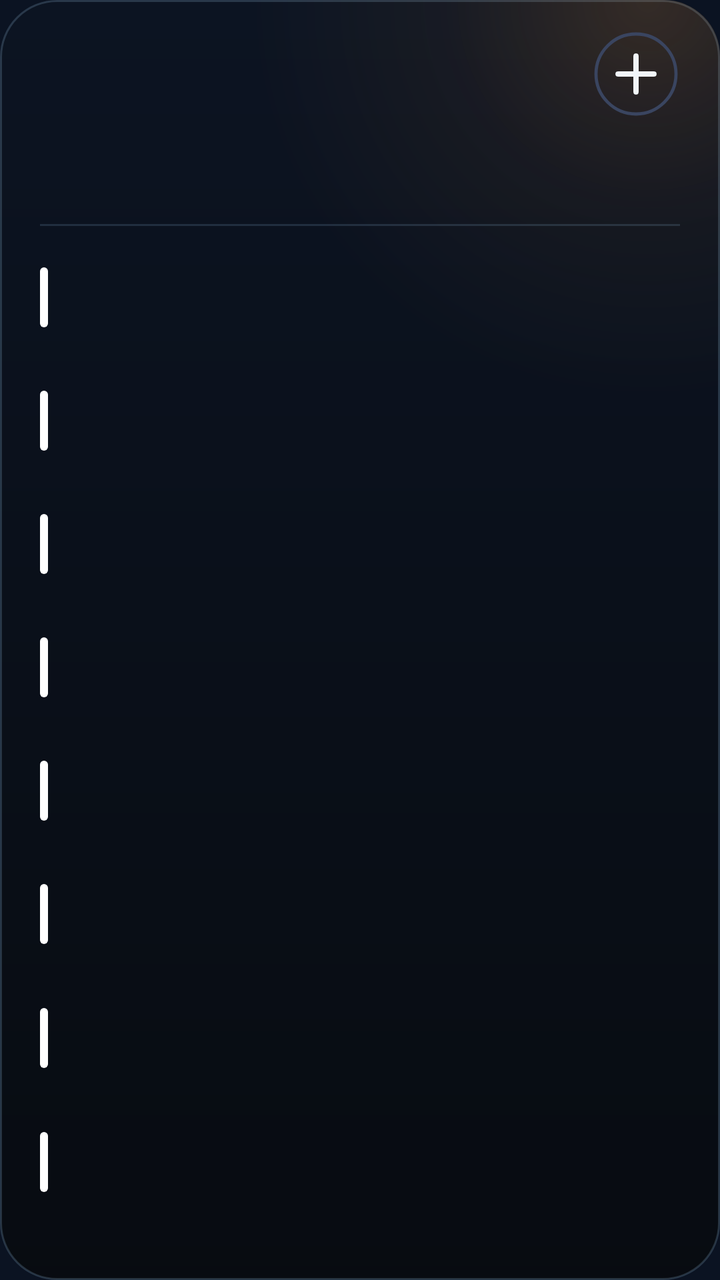
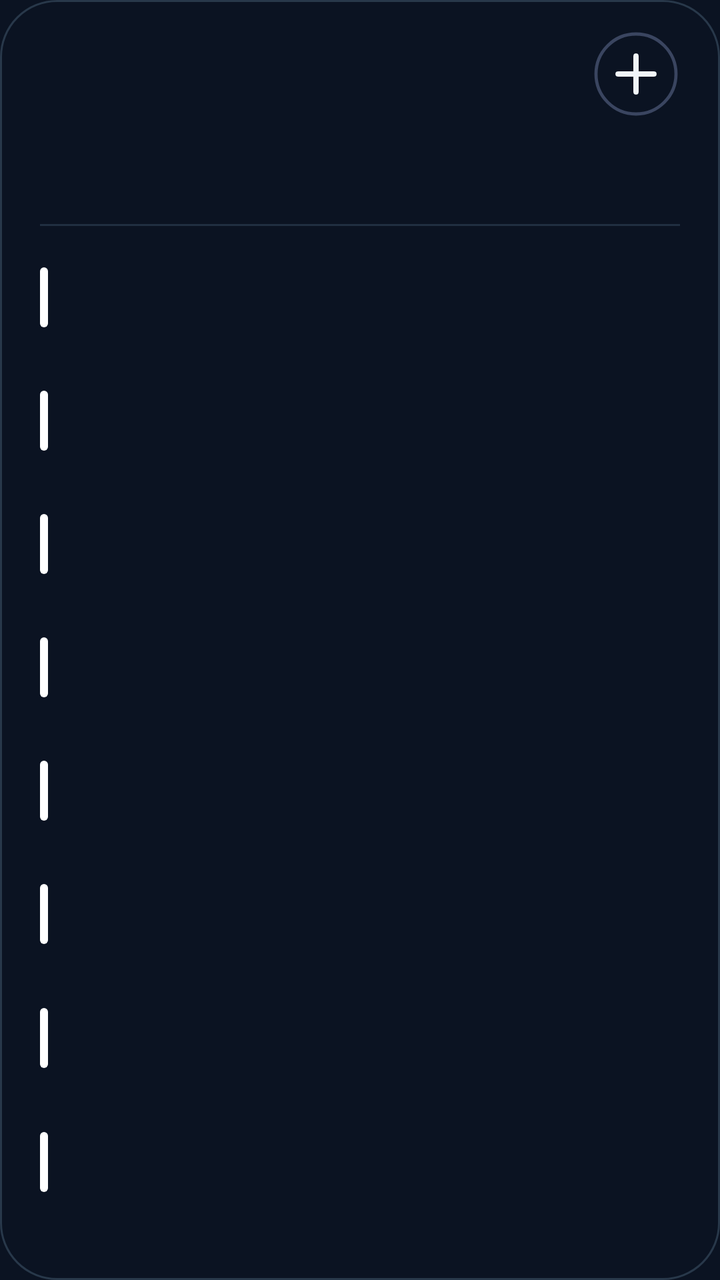

Compare the two renders of this Android layout. The source of the first and the diff that turns it into the second are given below.
<!-- AndroidManifest.xml: application theme AppTheme -->
<!-- res/layout/cal_k8.xml -->
<?xml version="1.0" encoding="utf-8"?>
<FrameLayout xmlns:android="http://schemas.android.com/apk/res/android"
    android:id="@+id/root"
    android:layout_width="match_parent"
    android:layout_height="match_parent"
    android:padding="0dp">

    <LinearLayout
        android:id="@+id/panel"
        android:layout_width="match_parent"
        android:layout_height="match_parent"
        android:background="@drawable/cal_panel"
        android:orientation="vertical"
        android:paddingStart="20dp"
        android:paddingTop="13dp"
        android:paddingEnd="20dp"
        android:paddingBottom="14dp">

        
        <LinearLayout
            android:layout_width="match_parent"
            android:layout_height="48dp"
            android:gravity="center_vertical"
            android:orientation="horizontal">
        <ImageView
            android:id="@+id/cal_day"
            android:layout_width="wrap_content"
            android:layout_height="47dp"
            android:adjustViewBounds="true"
            android:scaleType="fitStart" />

            <LinearLayout
                android:layout_width="0dp"
                android:layout_height="wrap_content"
                android:layout_marginStart="12dp"
                android:layout_weight="1"
                android:orientation="vertical">
                <ImageView
                    android:id="@+id/cal_month"
                    android:layout_width="match_parent"
                    android:layout_height="23dp"
                    android:adjustViewBounds="true"
                    android:scaleType="fitStart" />
                <ImageView
                    android:id="@+id/cal_sub"
                    android:layout_width="match_parent"
                    android:layout_height="16dp"
                    android:adjustViewBounds="true"
                    android:layout_marginTop="2dp"
                    android:scaleType="fitStart" />
            </LinearLayout>

            <ImageView
                android:id="@+id/btn_add"
                android:layout_width="44dp"
                android:layout_height="44dp"
                android:contentDescription="New event"
                android:src="@drawable/ic_cal_add" />
        </LinearLayout>

        
        <LinearLayout
            android:layout_width="match_parent"
            android:layout_height="44dp"
            android:layout_marginTop="2dp"
            android:orientation="horizontal">
            <LinearLayout
                android:layout_width="0dp"
                android:layout_height="match_parent"
                android:layout_weight="1"
                android:gravity="center_horizontal"
                android:orientation="vertical">
                <ImageView
                    android:id="@+id/wk_label_0"
                    android:layout_width="wrap_content"
                    android:layout_height="14dp"
                    android:adjustViewBounds="true"
                    android:scaleType="fitCenter" />
                <ImageView
                    android:id="@+id/wk_num_0"
                    android:layout_width="26dp"
                    android:layout_height="26dp"
                    android:adjustViewBounds="true"
                    android:layout_marginTop="3dp"
                    android:scaleType="fitCenter" />
            </LinearLayout>
            <LinearLayout
                android:layout_width="0dp"
                android:layout_height="match_parent"
                android:layout_weight="1"
                android:gravity="center_horizontal"
                android:orientation="vertical">
                <ImageView
                    android:id="@+id/wk_label_1"
                    android:layout_width="wrap_content"
                    android:layout_height="14dp"
                    android:adjustViewBounds="true"
                    android:scaleType="fitCenter" />
                <ImageView
                    android:id="@+id/wk_num_1"
                    android:layout_width="26dp"
                    android:layout_height="26dp"
                    android:adjustViewBounds="true"
                    android:layout_marginTop="3dp"
                    android:scaleType="fitCenter" />
            </LinearLayout>
            <LinearLayout
                android:layout_width="0dp"
                android:layout_height="match_parent"
                android:layout_weight="1"
                android:gravity="center_horizontal"
                android:orientation="vertical">
                <ImageView
                    android:id="@+id/wk_label_2"
                    android:layout_width="wrap_content"
                    android:layout_height="14dp"
                    android:adjustViewBounds="true"
                    android:scaleType="fitCenter" />
                <ImageView
                    android:id="@+id/wk_num_2"
                    android:layout_width="26dp"
                    android:layout_height="26dp"
                    android:adjustViewBounds="true"
                    android:layout_marginTop="3dp"
                    android:scaleType="fitCenter" />
            </LinearLayout>
            <LinearLayout
                android:layout_width="0dp"
                android:layout_height="match_parent"
                android:layout_weight="1"
                android:gravity="center_horizontal"
                android:orientation="vertical">
                <ImageView
                    android:id="@+id/wk_label_3"
                    android:layout_width="wrap_content"
                    android:layout_height="14dp"
                    android:adjustViewBounds="true"
                    android:scaleType="fitCenter" />
                <ImageView
                    android:id="@+id/wk_num_3"
                    android:layout_width="26dp"
                    android:layout_height="26dp"
                    android:adjustViewBounds="true"
                    android:layout_marginTop="3dp"
                    android:scaleType="fitCenter" />
            </LinearLayout>
            <LinearLayout
                android:layout_width="0dp"
                android:layout_height="match_parent"
                android:layout_weight="1"
                android:gravity="center_horizontal"
                android:orientation="vertical">
                <ImageView
                    android:id="@+id/wk_label_4"
                    android:layout_width="wrap_content"
                    android:layout_height="14dp"
                    android:adjustViewBounds="true"
                    android:scaleType="fitCenter" />
                <ImageView
                    android:id="@+id/wk_num_4"
                    android:layout_width="26dp"
                    android:layout_height="26dp"
                    android:adjustViewBounds="true"
                    android:layout_marginTop="3dp"
                    android:scaleType="fitCenter" />
            </LinearLayout>
            <LinearLayout
                android:layout_width="0dp"
                android:layout_height="match_parent"
                android:layout_weight="1"
                android:gravity="center_horizontal"
                android:orientation="vertical">
                <ImageView
                    android:id="@+id/wk_label_5"
                    android:layout_width="wrap_content"
                    android:layout_height="14dp"
                    android:adjustViewBounds="true"
                    android:scaleType="fitCenter" />
                <ImageView
                    android:id="@+id/wk_num_5"
                    android:layout_width="26dp"
                    android:layout_height="26dp"
                    android:adjustViewBounds="true"
                    android:layout_marginTop="3dp"
                    android:scaleType="fitCenter" />
            </LinearLayout>
            <LinearLayout
                android:layout_width="0dp"
                android:layout_height="match_parent"
                android:layout_weight="1"
                android:gravity="center_horizontal"
                android:orientation="vertical">
                <ImageView
                    android:id="@+id/wk_label_6"
                    android:layout_width="wrap_content"
                    android:layout_height="14dp"
                    android:adjustViewBounds="true"
                    android:scaleType="fitCenter" />
                <ImageView
                    android:id="@+id/wk_num_6"
                    android:layout_width="26dp"
                    android:layout_height="26dp"
                    android:adjustViewBounds="true"
                    android:layout_marginTop="3dp"
                    android:scaleType="fitCenter" />
            </LinearLayout>
        </LinearLayout>

        <ImageView
            android:layout_width="match_parent"
            android:layout_height="1dp"
            android:layout_marginTop="5dp"
            android:layout_marginBottom="5dp"
            android:scaleType="fitXY"
            android:src="@drawable/cal_divider" />

        
        <LinearLayout
            android:layout_width="match_parent"
            android:layout_height="0dp"
            android:layout_weight="1"
            android:orientation="vertical">
        <LinearLayout
            android:id="@+id/cal_row_0"
            android:layout_width="match_parent"
            android:layout_height="0dp"
            android:layout_weight="1"
            android:gravity="center_vertical"
            android:orientation="horizontal">

            <ImageView
                android:id="@+id/cal_bar_0"
                android:layout_width="4dp"
                android:layout_height="30dp"
                android:layout_marginEnd="11dp"
                android:scaleType="fitXY"
                android:src="@drawable/cal_bar" />

            <LinearLayout
                android:layout_width="0dp"
                android:layout_height="wrap_content"
                android:layout_weight="1"
                android:orientation="vertical">

                <LinearLayout
                    android:layout_width="match_parent"
                    android:layout_height="wrap_content"
                    android:orientation="horizontal">
                    <ImageView
                        android:id="@+id/cal_time_0"
                        android:layout_width="wrap_content"
                        android:layout_height="16dp"
                        android:adjustViewBounds="true"
                        android:scaleType="fitStart" />
                    <ImageView
                        android:id="@+id/cal_hint_0"
                        android:layout_width="wrap_content"
                        android:layout_height="16dp"
                        android:adjustViewBounds="true"
                        android:layout_marginStart="9dp"
                        android:scaleType="fitStart" />
                </LinearLayout>
                <ImageView
                    android:id="@+id/cal_title_0"
                    android:layout_width="match_parent"
                    android:layout_height="22dp"
                    android:adjustViewBounds="true"
                    android:layout_marginTop="1dp"
                    android:scaleType="fitStart" />
            </LinearLayout>
        </LinearLayout>
        <LinearLayout
            android:id="@+id/cal_row_1"
            android:layout_width="match_parent"
            android:layout_height="0dp"
            android:layout_weight="1"
            android:gravity="center_vertical"
            android:orientation="horizontal">

            <ImageView
                android:id="@+id/cal_bar_1"
                android:layout_width="4dp"
                android:layout_height="30dp"
                android:layout_marginEnd="11dp"
                android:scaleType="fitXY"
                android:src="@drawable/cal_bar" />

            <LinearLayout
                android:layout_width="0dp"
                android:layout_height="wrap_content"
                android:layout_weight="1"
                android:orientation="vertical">

                <LinearLayout
                    android:layout_width="match_parent"
                    android:layout_height="wrap_content"
                    android:orientation="horizontal">
                    <ImageView
                        android:id="@+id/cal_time_1"
                        android:layout_width="wrap_content"
                        android:layout_height="16dp"
                        android:adjustViewBounds="true"
                        android:scaleType="fitStart" />
                    <ImageView
                        android:id="@+id/cal_hint_1"
                        android:layout_width="wrap_content"
                        android:layout_height="16dp"
                        android:adjustViewBounds="true"
                        android:layout_marginStart="9dp"
                        android:scaleType="fitStart" />
                </LinearLayout>
                <ImageView
                    android:id="@+id/cal_title_1"
                    android:layout_width="match_parent"
                    android:layout_height="22dp"
                    android:adjustViewBounds="true"
                    android:layout_marginTop="1dp"
                    android:scaleType="fitStart" />
            </LinearLayout>
        </LinearLayout>
        <LinearLayout
            android:id="@+id/cal_row_2"
            android:layout_width="match_parent"
            android:layout_height="0dp"
            android:layout_weight="1"
            android:gravity="center_vertical"
            android:orientation="horizontal">

            <ImageView
                android:id="@+id/cal_bar_2"
                android:layout_width="4dp"
                android:layout_height="30dp"
                android:layout_marginEnd="11dp"
                android:scaleType="fitXY"
                android:src="@drawable/cal_bar" />

            <LinearLayout
                android:layout_width="0dp"
                android:layout_height="wrap_content"
                android:layout_weight="1"
                android:orientation="vertical">

                <LinearLayout
                    android:layout_width="match_parent"
                    android:layout_height="wrap_content"
                    android:orientation="horizontal">
                    <ImageView
                        android:id="@+id/cal_time_2"
                        android:layout_width="wrap_content"
                        android:layout_height="16dp"
                        android:adjustViewBounds="true"
                        android:scaleType="fitStart" />
                    <ImageView
                        android:id="@+id/cal_hint_2"
                        android:layout_width="wrap_content"
                        android:layout_height="16dp"
                        android:adjustViewBounds="true"
                        android:layout_marginStart="9dp"
                        android:scaleType="fitStart" />
                </LinearLayout>
                <ImageView
                    android:id="@+id/cal_title_2"
                    android:layout_width="match_parent"
                    android:layout_height="22dp"
                    android:adjustViewBounds="true"
                    android:layout_marginTop="1dp"
                    android:scaleType="fitStart" />
            </LinearLayout>
        </LinearLayout>
        <LinearLayout
            android:id="@+id/cal_row_3"
            android:layout_width="match_parent"
            android:layout_height="0dp"
            android:layout_weight="1"
            android:gravity="center_vertical"
            android:orientation="horizontal">

            <ImageView
                android:id="@+id/cal_bar_3"
                android:layout_width="4dp"
                android:layout_height="30dp"
                android:layout_marginEnd="11dp"
                android:scaleType="fitXY"
                android:src="@drawable/cal_bar" />

            <LinearLayout
                android:layout_width="0dp"
                android:layout_height="wrap_content"
                android:layout_weight="1"
                android:orientation="vertical">

                <LinearLayout
                    android:layout_width="match_parent"
                    android:layout_height="wrap_content"
                    android:orientation="horizontal">
                    <ImageView
                        android:id="@+id/cal_time_3"
                        android:layout_width="wrap_content"
                        android:layout_height="16dp"
                        android:adjustViewBounds="true"
                        android:scaleType="fitStart" />
                    <ImageView
                        android:id="@+id/cal_hint_3"
                        android:layout_width="wrap_content"
                        android:layout_height="16dp"
                        android:adjustViewBounds="true"
                        android:layout_marginStart="9dp"
                        android:scaleType="fitStart" />
                </LinearLayout>
                <ImageView
                    android:id="@+id/cal_title_3"
                    android:layout_width="match_parent"
                    android:layout_height="22dp"
                    android:adjustViewBounds="true"
                    android:layout_marginTop="1dp"
                    android:scaleType="fitStart" />
            </LinearLayout>
        </LinearLayout>
        <LinearLayout
            android:id="@+id/cal_row_4"
            android:layout_width="match_parent"
            android:layout_height="0dp"
            android:layout_weight="1"
            android:gravity="center_vertical"
            android:orientation="horizontal">

            <ImageView
                android:id="@+id/cal_bar_4"
                android:layout_width="4dp"
                android:layout_height="30dp"
                android:layout_marginEnd="11dp"
                android:scaleType="fitXY"
                android:src="@drawable/cal_bar" />

            <LinearLayout
                android:layout_width="0dp"
                android:layout_height="wrap_content"
                android:layout_weight="1"
                android:orientation="vertical">

                <LinearLayout
                    android:layout_width="match_parent"
                    android:layout_height="wrap_content"
                    android:orientation="horizontal">
                    <ImageView
                        android:id="@+id/cal_time_4"
                        android:layout_width="wrap_content"
                        android:layout_height="16dp"
                        android:adjustViewBounds="true"
                        android:scaleType="fitStart" />
                    <ImageView
                        android:id="@+id/cal_hint_4"
                        android:layout_width="wrap_content"
                        android:layout_height="16dp"
                        android:adjustViewBounds="true"
                        android:layout_marginStart="9dp"
                        android:scaleType="fitStart" />
                </LinearLayout>
                <ImageView
                    android:id="@+id/cal_title_4"
                    android:layout_width="match_parent"
                    android:layout_height="22dp"
                    android:adjustViewBounds="true"
                    android:layout_marginTop="1dp"
                    android:scaleType="fitStart" />
            </LinearLayout>
        </LinearLayout>
        <LinearLayout
            android:id="@+id/cal_row_5"
            android:layout_width="match_parent"
            android:layout_height="0dp"
            android:layout_weight="1"
            android:gravity="center_vertical"
            android:orientation="horizontal">

            <ImageView
                android:id="@+id/cal_bar_5"
                android:layout_width="4dp"
                android:layout_height="30dp"
                android:layout_marginEnd="11dp"
                android:scaleType="fitXY"
                android:src="@drawable/cal_bar" />

            <LinearLayout
                android:layout_width="0dp"
                android:layout_height="wrap_content"
                android:layout_weight="1"
                android:orientation="vertical">

                <LinearLayout
                    android:layout_width="match_parent"
                    android:layout_height="wrap_content"
                    android:orientation="horizontal">
                    <ImageView
                        android:id="@+id/cal_time_5"
                        android:layout_width="wrap_content"
                        android:layout_height="16dp"
                        android:adjustViewBounds="true"
                        android:scaleType="fitStart" />
                    <ImageView
                        android:id="@+id/cal_hint_5"
                        android:layout_width="wrap_content"
                        android:layout_height="16dp"
                        android:adjustViewBounds="true"
                        android:layout_marginStart="9dp"
                        android:scaleType="fitStart" />
                </LinearLayout>
                <ImageView
                    android:id="@+id/cal_title_5"
                    android:layout_width="match_parent"
                    android:layout_height="22dp"
                    android:adjustViewBounds="true"
                    android:layout_marginTop="1dp"
                    android:scaleType="fitStart" />
            </LinearLayout>
        </LinearLayout>
        <LinearLayout
            android:id="@+id/cal_row_6"
            android:layout_width="match_parent"
            android:layout_height="0dp"
            android:layout_weight="1"
            android:gravity="center_vertical"
            android:orientation="horizontal">

            <ImageView
                android:id="@+id/cal_bar_6"
                android:layout_width="4dp"
                android:layout_height="30dp"
                android:layout_marginEnd="11dp"
                android:scaleType="fitXY"
                android:src="@drawable/cal_bar" />

            <LinearLayout
                android:layout_width="0dp"
                android:layout_height="wrap_content"
                android:layout_weight="1"
                android:orientation="vertical">

                <LinearLayout
                    android:layout_width="match_parent"
                    android:layout_height="wrap_content"
                    android:orientation="horizontal">
                    <ImageView
                        android:id="@+id/cal_time_6"
                        android:layout_width="wrap_content"
                        android:layout_height="16dp"
                        android:adjustViewBounds="true"
                        android:scaleType="fitStart" />
                    <ImageView
                        android:id="@+id/cal_hint_6"
                        android:layout_width="wrap_content"
                        android:layout_height="16dp"
                        android:adjustViewBounds="true"
                        android:layout_marginStart="9dp"
                        android:scaleType="fitStart" />
                </LinearLayout>
                <ImageView
                    android:id="@+id/cal_title_6"
                    android:layout_width="match_parent"
                    android:layout_height="22dp"
                    android:adjustViewBounds="true"
                    android:layout_marginTop="1dp"
                    android:scaleType="fitStart" />
            </LinearLayout>
        </LinearLayout>
        <LinearLayout
            android:id="@+id/cal_row_7"
            android:layout_width="match_parent"
            android:layout_height="0dp"
            android:layout_weight="1"
            android:gravity="center_vertical"
            android:orientation="horizontal">

            <ImageView
                android:id="@+id/cal_bar_7"
                android:layout_width="4dp"
                android:layout_height="30dp"
                android:layout_marginEnd="11dp"
                android:scaleType="fitXY"
                android:src="@drawable/cal_bar" />

            <LinearLayout
                android:layout_width="0dp"
                android:layout_height="wrap_content"
                android:layout_weight="1"
                android:orientation="vertical">

                <LinearLayout
                    android:layout_width="match_parent"
                    android:layout_height="wrap_content"
                    android:orientation="horizontal">
                    <ImageView
                        android:id="@+id/cal_time_7"
                        android:layout_width="wrap_content"
                        android:layout_height="16dp"
                        android:adjustViewBounds="true"
                        android:scaleType="fitStart" />
                    <ImageView
                        android:id="@+id/cal_hint_7"
                        android:layout_width="wrap_content"
                        android:layout_height="16dp"
                        android:adjustViewBounds="true"
                        android:layout_marginStart="9dp"
                        android:scaleType="fitStart" />
                </LinearLayout>
                <ImageView
                    android:id="@+id/cal_title_7"
                    android:layout_width="match_parent"
                    android:layout_height="22dp"
                    android:adjustViewBounds="true"
                    android:layout_marginTop="1dp"
                    android:scaleType="fitStart" />
            </LinearLayout>
        </LinearLayout>
        </LinearLayout>
        <ImageView
            android:id="@+id/cal_more"
            android:layout_width="match_parent"
            android:layout_height="14dp"
            android:adjustViewBounds="true"
            android:scaleType="fitEnd" />
    </LinearLayout>
</FrameLayout>
<!-- resources referenced by this layout -->
<resources>
  <!-- drawable cal_bar (drawable) -->
  <?xml version="1.0" encoding="utf-8"?>
  <shape xmlns:android="http://schemas.android.com/apk/res/android" android:shape="rectangle">
      <solid android:color="#FFFFFFFF" />
      <corners android:radius="2dp" />
  </shape>
  <!-- drawable cal_divider (drawable) -->
  <?xml version="1.0" encoding="utf-8"?>
  <shape xmlns:android="http://schemas.android.com/apk/res/android" android:shape="rectangle">
      <solid android:color="#24AADCFF" />
  </shape>
  <!-- drawable cal_panel (drawable) -->
  <?xml version="1.0" encoding="utf-8"?>
  <layer-list xmlns:android="http://schemas.android.com/apk/res/android">
      <item>
          <shape android:shape="rectangle">
              <gradient android:angle="270" android:startColor="#F00C1322" android:endColor="#F0070A10" />
              <stroke android:width="1dp" android:color="#2EAADCFF" />
              <corners android:radius="@dimen/widget_radius" />
          </shape>
      </item>
      <item>
          <shape android:shape="rectangle">
              <gradient android:type="radial" android:centerX="0.9" android:centerY="0.0" android:gradientRadius="200dp"
                  android:startColor="#2EEB9438" android:centerColor="#0DEB9438" android:endColor="#00EB9438" />
              <corners android:radius="@dimen/widget_radius" />
          </shape>
      </item>
  </layer-list>
  <!-- drawable ic_cal_add (drawable) -->
  <?xml version="1.0" encoding="utf-8"?>
  <vector xmlns:android="http://schemas.android.com/apk/res/android"
      android:width="44dp"
      android:height="44dp"
      android:viewportWidth="44"
      android:viewportHeight="44">
      <path
          android:pathData="M22,22m-20,0a20,20 0,1 1,40 0a20,20 0,1 1,-40 0"
          android:strokeColor="#FF3A4560"
          android:strokeWidth="1.6" />
      <path
          android:pathData="M13,22L31,22M22,13L22,31"
          android:strokeColor="#FFF1F5F9"
          android:strokeLineCap="round"
          android:strokeWidth="2.6" />
  </vector>
  <style name="AppTheme" parent="@android:style/Theme.DeviceDefault.NoActionBar">
          <item name="android:colorAccent">#DF8B35</item>
          <item name="android:colorControlActivated">#DF8B35</item>
          <item name="android:windowBackground">#0B1322</item>
          <item name="android:statusBarColor">#0E111A</item>
          <item name="android:navigationBarColor">#0B1322</item>
          <item name="android:textColorHint">#718096</item>
      </style>
  <dimen name="widget_radius">28dp</dimen>
</resources>

<!-- the commit's change to res/layout/cal_k8.xml (unified diff, before → after) -->
@@ -1,10 +1,17 @@
 <?xml version="1.0" encoding="utf-8"?>
-<FrameLayout xmlns:android="http://schemas.android.com/apk/res/android"
+<FrameLayout
+    xmlns:android="http://schemas.android.com/apk/res/android"
     android:id="@+id/root"
     android:layout_width="match_parent"
     android:layout_height="match_parent"
     android:padding="0dp">
 
+    <ImageView
+        android:id="@+id/cal_bg"
+        android:layout_width="match_parent"
+        android:layout_height="match_parent"
+        android:importantForAccessibility="no"
+        android:scaleType="fitXY" />
     <LinearLayout
         android:id="@+id/panel"
         android:layout_width="match_parent"
<!-- resource entries referenced after the edit -->
@@ -13,22 +13,11 @@
   </shape>
   <!-- drawable cal_panel (drawable) -->
   <?xml version="1.0" encoding="utf-8"?>
-  <layer-list xmlns:android="http://schemas.android.com/apk/res/android">
-      <item>
-          <shape android:shape="rectangle">
-              <gradient android:angle="270" android:startColor="#F00C1322" android:endColor="#F0070A10" />
-              <stroke android:width="1dp" android:color="#2EAADCFF" />
-              <corners android:radius="@dimen/widget_radius" />
-          </shape>
-      </item>
-      <item>
-          <shape android:shape="rectangle">
-              <gradient android:type="radial" android:centerX="0.9" android:centerY="0.0" android:gradientRadius="200dp"
-                  android:startColor="#2EEB9438" android:centerColor="#0DEB9438" android:endColor="#00EB9438" />
-              <corners android:radius="@dimen/widget_radius" />
-          </shape>
-      </item>
-  </layer-list>
+  <shape xmlns:android="http://schemas.android.com/apk/res/android" android:shape="rectangle">
+      <solid android:color="#00000000" />
+      <stroke android:width="1dp" android:color="#2EAADCFF" />
+      <corners android:radius="@dimen/widget_radius" />
+  </shape>
   <!-- drawable ic_cal_add (drawable) -->
   <?xml version="1.0" encoding="utf-8"?>
   <vector xmlns:android="http://schemas.android.com/apk/res/android"
